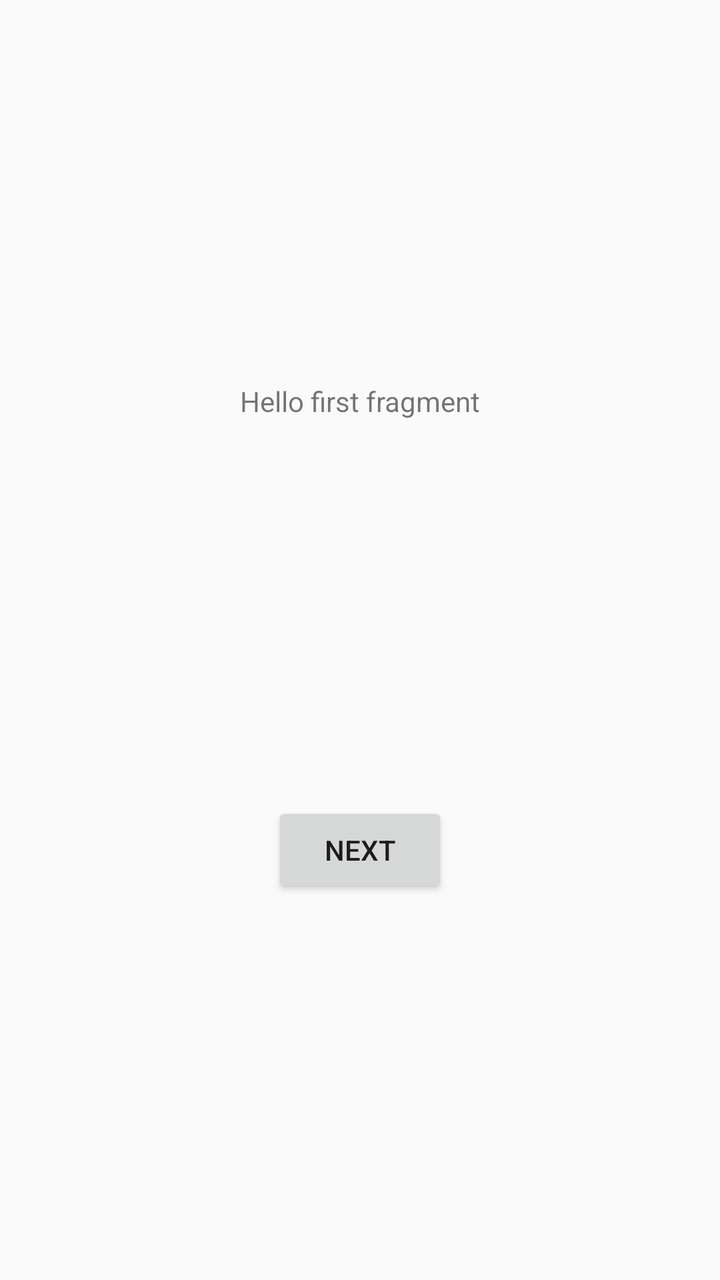
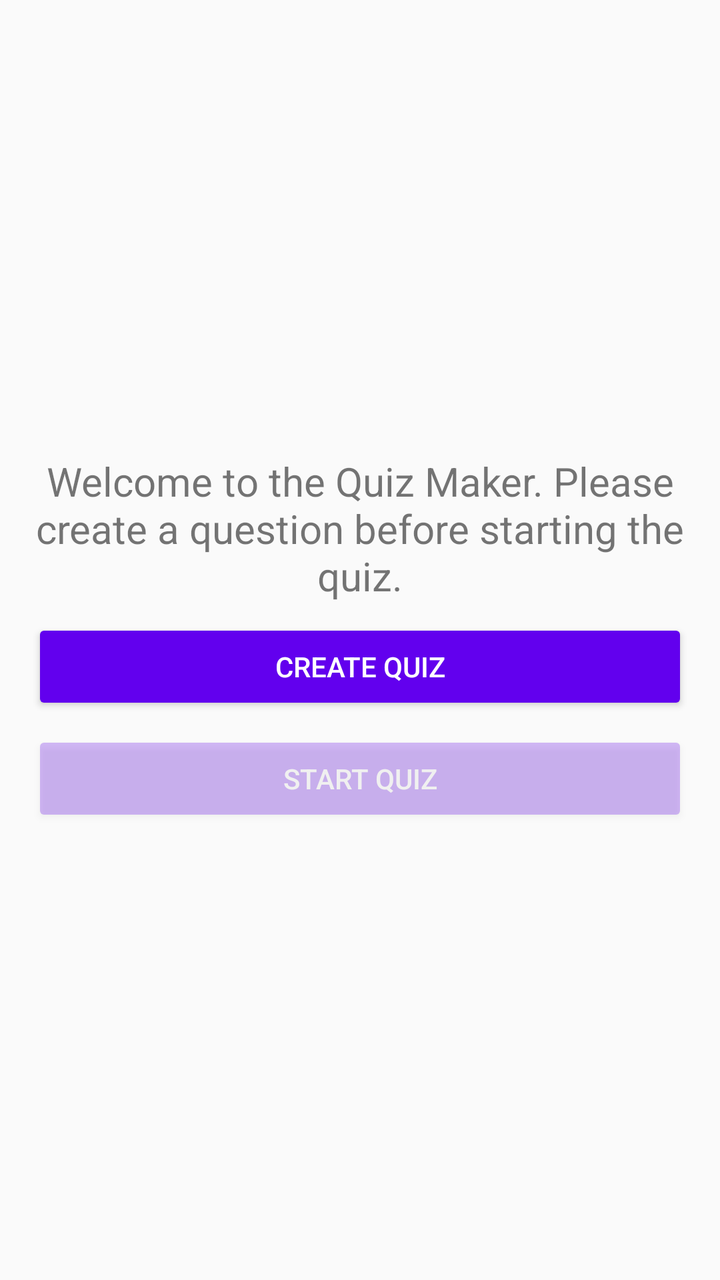

Before-and-after screenshots of an Android layout around one commit, followed by the original layout XML and the change that was made.
<!-- AndroidManifest.xml: application theme AppTheme -->
<!-- res/layout/fragment_home.xml -->
<?xml version="1.0" encoding="utf-8"?>
<androidx.constraintlayout.widget.ConstraintLayout xmlns:android="http://schemas.android.com/apk/res/android"
    xmlns:app="http://schemas.android.com/apk/res-auto"
    xmlns:tools="http://schemas.android.com/tools"
    android:layout_width="match_parent"
    android:layout_height="match_parent"
    tools:context=".HomeFragment">

    <TextView
        android:id="@+id/textview_first"
        android:layout_width="wrap_content"
        android:layout_height="wrap_content"
        android:text="@string/hello_first_fragment"
        app:layout_constraintBottom_toTopOf="@id/button_first"
        app:layout_constraintEnd_toEndOf="parent"
        app:layout_constraintStart_toStartOf="parent"
        app:layout_constraintTop_toTopOf="parent" />

    <Button
        android:id="@+id/button_first"
        android:layout_width="wrap_content"
        android:layout_height="wrap_content"
        android:text="@string/next"
        app:layout_constraintBottom_toBottomOf="parent"
        app:layout_constraintEnd_toEndOf="parent"
        app:layout_constraintStart_toStartOf="parent"
        app:layout_constraintTop_toBottomOf="@id/textview_first" />
</androidx.constraintlayout.widget.ConstraintLayout>
<!-- resources referenced by this layout -->
<resources>
  <string name="hello_first_fragment">Hello first fragment</string>
  <string name="next">Next</string>
  <style name="AppTheme" parent="Theme.AppCompat.Light.DarkActionBar">
          
          <item name="colorPrimary">@color/colorPrimary</item>
          <item name="colorPrimaryDark">@color/colorPrimaryDark</item>
          <item name="colorAccent">@color/colorAccent</item>
      </style>
  <color name="colorPrimary">#6200EE</color>
  <color name="colorPrimaryDark">#3700B3</color>
  <color name="colorAccent">#03DAC5</color>
</resources>

<!-- the commit's change to res/layout/fragment_home.xml (unified diff, before → after) -->
@@ -7,22 +7,45 @@
     tools:context=".HomeFragment">
 
     <TextView
-        android:id="@+id/textview_first"
-        android:layout_width="wrap_content"
+        android:id="@+id/textView"
+        android:layout_width="0dp"
         android:layout_height="wrap_content"
-        android:text="@string/hello_first_fragment"
-        app:layout_constraintBottom_toTopOf="@id/button_first"
+        android:layout_marginStart="16dp"
+        android:layout_marginEnd="16dp"
+        android:text="@string/tvHomeDescription"
+        android:textAlignment="center"
+        android:textSize="20sp"
+        app:layout_constraintBottom_toTopOf="@+id/button"
         app:layout_constraintEnd_toEndOf="parent"
         app:layout_constraintStart_toStartOf="parent"
-        app:layout_constraintTop_toTopOf="parent" />
+        app:layout_constraintTop_toTopOf="parent"
+        app:layout_constraintVertical_chainStyle="packed" />
 
     <Button
-        android:id="@+id/button_first"
-        android:layout_width="wrap_content"
+        android:id="@+id/button"
+        android:layout_width="0dp"
         android:layout_height="wrap_content"
-        android:text="@string/next"
+        android:layout_marginTop="8dp"
+        android:backgroundTint="@color/colorPrimary"
+        android:text="@string/btnCreateQuiz"
+        android:textColor="?android:attr/textColorPrimaryInverse"
+        app:layout_constraintBottom_toTopOf="@+id/button2"
+        app:layout_constraintEnd_toEndOf="@+id/textView"
+        app:layout_constraintStart_toStartOf="@+id/textView"
+        app:layout_constraintTop_toBottomOf="@+id/textView" />
+
+    <Button
+        android:id="@+id/button2"
+        android:layout_width="0dp"
+        android:layout_height="wrap_content"
+        android:layout_marginTop="8dp"
+        android:alpha="?android:attr/disabledAlpha"
+        android:clickable="false"
+        android:backgroundTint="@color/colorPrimary"
+        android:text="@string/btnStartQuiz"
+        android:textColor="?android:attr/textColorPrimaryInverse"
         app:layout_constraintBottom_toBottomOf="parent"
-        app:layout_constraintEnd_toEndOf="parent"
-        app:layout_constraintStart_toStartOf="parent"
-        app:layout_constraintTop_toBottomOf="@id/textview_first" />
+        app:layout_constraintEnd_toEndOf="@+id/button"
+        app:layout_constraintStart_toStartOf="@+id/button"
+        app:layout_constraintTop_toBottomOf="@+id/button" />
 </androidx.constraintlayout.widget.ConstraintLayout>
<!-- resource entries referenced after the edit -->
@@ -1,7 +1,5 @@
 <!-- resources referenced by this layout -->
 <resources>
-  <string name="hello_first_fragment">Hello first fragment</string>
-  <string name="next">Next</string>
   <style name="AppTheme" parent="Theme.AppCompat.Light.DarkActionBar">
           
           <item name="colorPrimary">@color/colorPrimary</item>
@@ -9,6 +7,9 @@
           <item name="colorAccent">@color/colorAccent</item>
       </style>
   <color name="colorPrimary">#6200EE</color>
+  <string name="btnCreateQuiz">Create Quiz</string>
+  <string name="btnStartQuiz">Start Quiz</string>
+  <string name="tvHomeDescription">Welcome to the Quiz Maker. Please create a question before starting the quiz.</string>
   <color name="colorPrimaryDark">#3700B3</color>
   <color name="colorAccent">#03DAC5</color>
 </resources>
